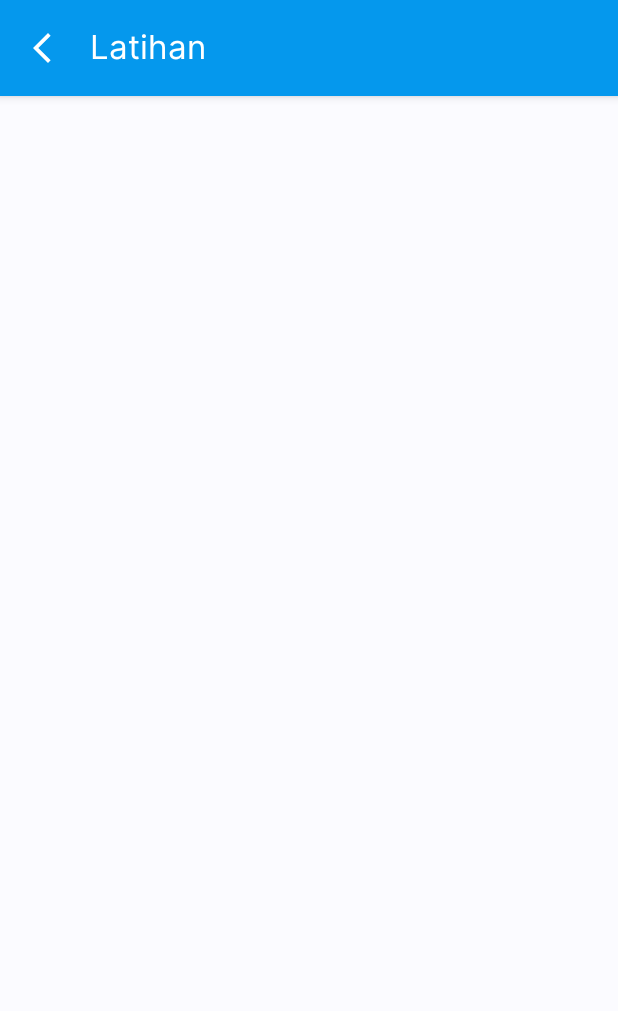
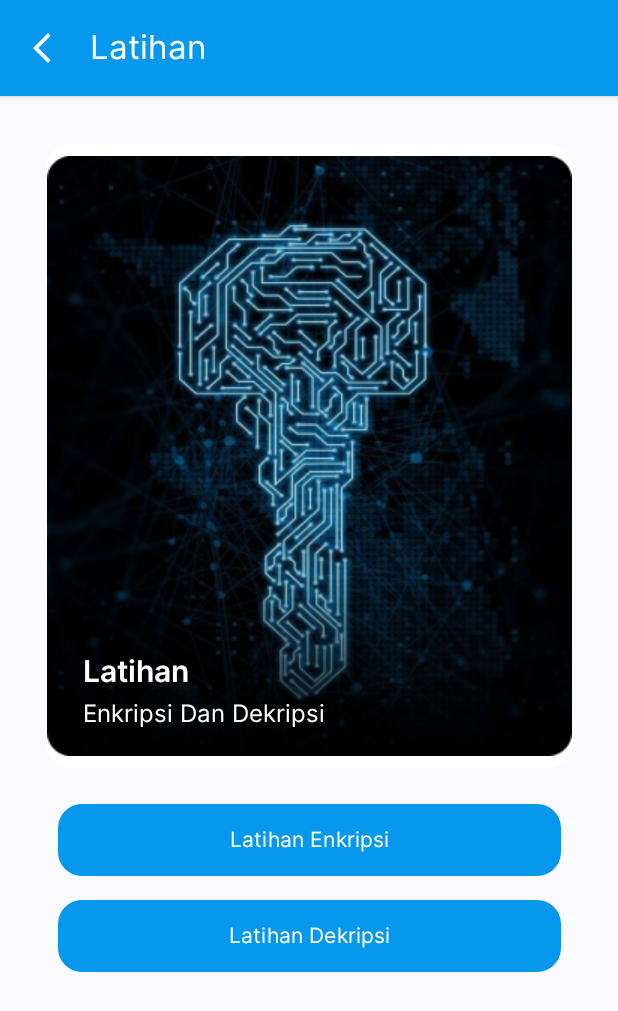
Before and after one commit to amaralfatah/CryptoMind, an Android app: the OptionMateriActivity screen opened directly, with no data from a screen before it, after a tap on "Latihan", on a phone screen of 412 x 824 dp. Shown: the top 1011 px of the screen. Run offline under Robolectric (Android 15) with nearby library versions, the phone set to English and light mode, and no system bars.

Commit message:
add OptionLatihanActivity.kt

```diff
--- a/app/src/main/java/com/uadev/cryptomind/views/materi/OptionMateriActivity.kt
+++ b/app/src/main/java/com/uadev/cryptomind/views/materi/OptionMateriActivity.kt
@@ -4,13 +4,12 @@ import android.content.Intent
 import android.graphics.drawable.ColorDrawable
 import android.os.Bundle
 import android.view.MenuItem
-import androidx.activity.enableEdgeToEdge
 import androidx.appcompat.app.AppCompatActivity
 import androidx.core.content.ContextCompat
-import androidx.core.view.ViewCompat
-import androidx.core.view.WindowInsetsCompat
 import com.uadev.cryptomind.R
 import com.uadev.cryptomind.databinding.ActivityOptionMateriBinding
+import com.uadev.cryptomind.views.materi.latihan.LatihanEnkripsiActivity
+import com.uadev.cryptomind.views.materi.latihan.OptionLatihanActivity
 
 class OptionMateriActivity : AppCompatActivity() {
 
@@ -39,7 +38,7 @@ class OptionMateriActivity : AppCompatActivity() {
         }
 
         binding.btnLatihan.setOnClickListener(){
-            val intent = Intent(this, LatihanActivity::class.java)
+            val intent = Intent(this, OptionLatihanActivity::class.java)
             startActivity(intent)
         }
     }
--- a/app/src/main/java/com/uadev/cryptomind/views/materi/LatihanActivity.kt
+++ b/app/src/main/java/com/uadev/cryptomind/views/materi/latihan/LatihanEnkripsiActivity.kt
@@ -1,4 +1,4 @@
-package com.uadev.cryptomind.views.materi
+package com.uadev.cryptomind.views.materi.latihan
 
 import android.graphics.drawable.ColorDrawable
 import android.os.Bundle
@@ -8,20 +8,19 @@ import androidx.core.content.ContextCompat
 import androidx.core.view.ViewCompat
 import androidx.core.view.WindowInsetsCompat
 import com.uadev.cryptomind.R
-import com.uadev.cryptomind.databinding.ActivityLatihanBinding
-import com.uadev.cryptomind.databinding.ActivityMateriBinding
+import com.uadev.cryptomind.databinding.ActivityLatihanEnkripsiBinding
 
-class LatihanActivity : AppCompatActivity() {
+class LatihanEnkripsiActivity : AppCompatActivity() {
 
-    private lateinit var binding: ActivityLatihanBinding
+    private lateinit var binding: ActivityLatihanEnkripsiBinding
     override fun onCreate(savedInstanceState: Bundle?) {
         super.onCreate(savedInstanceState)
-        binding = ActivityLatihanBinding.inflate(layoutInflater)
+        binding = ActivityLatihanEnkripsiBinding.inflate(layoutInflater)
         setContentView(binding.root)
 
         // Aktifkan action bar
         supportActionBar?.setDisplayHomeAsUpEnabled(true)
-        supportActionBar?.title = "Latihan"
+        supportActionBar?.title = "Latihan Enkripsi"
         supportActionBar?.setBackgroundDrawable(ColorDrawable(ContextCompat.getColor(this, R.color.primary_color)))
 
         ViewCompat.setOnApplyWindowInsetsListener(binding.main) { v, insets ->
--- /dev/null
+++ b/app/src/main/java/com/uadev/cryptomind/views/materi/latihan/OptionLatihanActivity.kt
@@ -0,0 +1,48 @@
+package com.uadev.cryptomind.views.materi.latihan
+
+import android.content.Intent
+import android.graphics.drawable.ColorDrawable
+import android.os.Bundle
+import android.view.MenuItem
+import androidx.appcompat.app.AppCompatActivity
+import androidx.core.content.ContextCompat
+import com.uadev.cryptomind.R
+import com.uadev.cryptomind.databinding.ActivityOptionLatihanBinding
+import com.uadev.cryptomind.views.materi.MateriActivity
+
+@Suppress("DEPRECATION")
+class OptionLatihanActivity : AppCompatActivity() {
+
+    private lateinit var binding : ActivityOptionLatihanBinding
+    override fun onCreate(savedInstanceState: Bundle?) {
+        super.onCreate(savedInstanceState)
+        binding = ActivityOptionLatihanBinding.inflate(layoutInflater)
+        setContentView(binding.root)
+
+        // Aktifkan action bar
+        supportActionBar?.setDisplayHomeAsUpEnabled(true)
+        supportActionBar?.title = "Latihan"
+        supportActionBar?.setBackgroundDrawable(ColorDrawable(ContextCompat.getColor(this, R.color.primary_color)))
+
+        binding.btnLatihanEnkripsi.setOnClickListener {
+            val intent = Intent(this, LatihanEnkripsiActivity::class.java)
+            startActivity(intent)
+        }
+
+        binding.btnLatihanDekripsi.setOnClickListener {
+            val intent = Intent(this, LatihanDekripsiActivity::class.java)
+            startActivity(intent)
+        }
+    }
+
+    override fun onOptionsItemSelected(item: MenuItem): Boolean {
+        when (item.itemId) {
+            android.R.id.home -> {
+                // Handle klik tombol kembali di action bar
+                onBackPressed()
+                return true
+            }
+            else -> return super.onOptionsItemSelected(item)
+        }
+    }
+}
--- /dev/null
+++ b/app/src/main/res/layout/activity_option_latihan.xml
@@ -0,0 +1,72 @@
+<?xml version="1.0" encoding="utf-8"?>
+<androidx.constraintlayout.widget.ConstraintLayout xmlns:android="http://schemas.android.com/apk/res/android"
+    xmlns:app="http://schemas.android.com/apk/res-auto"
+    xmlns:tools="http://schemas.android.com/tools"
+    android:id="@+id/main"
+    android:layout_width="match_parent"
+    android:layout_height="match_parent"
+    tools:context=".views.materi.OptionMateriActivity"
+    android:padding="16dp">
+
+    <ImageView
+        android:id="@+id/iv"
+        android:layout_width="350dp"
+        android:layout_height="wrap_content"
+        android:layout_marginTop="16dp"
+        android:background="@drawable/rounded_corner"
+        android:contentDescription="@string/latihan"
+        android:src="@drawable/iv_text_latihan_option"
+        android:scaleType="centerCrop"
+        android:padding="8dp"
+        app:layout_constraintEnd_toEndOf="parent"
+        app:layout_constraintStart_toStartOf="parent"
+        app:layout_constraintTop_toTopOf="parent" />
+
+    <LinearLayout
+        android:layout_width="wrap_content"
+        android:layout_height="wrap_content"
+        android:layout_marginStart="24dp"
+        android:layout_marginBottom="24dp"
+        android:orientation="vertical"
+        app:layout_constraintBottom_toBottomOf="@+id/iv"
+        app:layout_constraintStart_toStartOf="@+id/iv" >
+
+        <TextView
+            android:layout_width="wrap_content"
+            android:layout_height="wrap_content"
+            android:text="@string/latihan"
+            android:textColor="@color/white"
+            android:textSize="20sp"
+            android:fontFamily="@font/inter_semi_bold"/>
+
+        <TextView
+            android:layout_width="wrap_content"
+            android:layout_height="wrap_content"
+            android:text="@string/enkripsi_dan_dekripsi"
+            android:textSize="16sp"
+            android:textColor="@color/white"/>
+
+    </LinearLayout>
+    <Button
+        android:id="@+id/btnLatihanEnkripsi"
+        android:layout_width="335dp"
+        android:layout_height="wrap_content"
+        android:layout_marginTop="24dp"
+        android:background="@drawable/btn_rounded"
+        android:text="@string/latihan_enkripsi"
+        app:layout_constraintEnd_toEndOf="parent"
+        app:layout_constraintStart_toStartOf="parent"
+        app:layout_constraintTop_toBottomOf="@+id/iv" />
+
+    <Button
+        android:id="@+id/btnLatihanDekripsi"
+        android:layout_width="335dp"
+        android:layout_height="wrap_content"
+        android:layout_marginTop="16dp"
+        android:background="@drawable/btn_rounded"
+        android:text="@string/latihan_dekripsi"
+        app:layout_constraintEnd_toEndOf="parent"
+        app:layout_constraintStart_toStartOf="parent"
+        app:layout_constraintTop_toBottomOf="@+id/btnLatihanEnkripsi" />
+
+</androidx.constraintlayout.widget.ConstraintLayout>
--- a/app/src/main/res/values/strings.xml
+++ b/app/src/main/res/values/strings.xml
@@ -62,4 +62,8 @@
     <string name="copyright">© 2024 Amar Al Fatah</string>
     <string name="petunjuk">Petunjuk</string>
     <string name="info">Info</string>
+    <string name="latihan_enkripsi">Latihan Enkripsi</string>
+    <string name="latihan_dekripsi">Latihan Dekripsi</string>
+    <string name="enkripsi_dan_dekripsi">Enkripsi Dan Dekripsi</string>
+    <string name="latihan">Latihan</string>
 </resources>
```
Also changed, not shown: app/src/main/AndroidManifest.xml (+7 -1 lines), app/src/main/java/com/uadev/cryptomind/views/materi/latihan/LatihanDekripsiActivity.kt (added, +44 -0 lines), app/src/main/res/drawable/cfb4_langkah_1.gif (deleted), app/src/main/res/drawable/cfb4_langkah_2.gif (deleted), app/src/main/res/drawable/cfb4_langkah_3.gif (deleted), app/src/main/res/drawable/iv_text_latihan_option.png (added).
